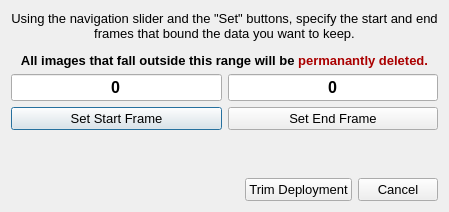
noaa-afsc-mace/CamtrawlBrowser, file ui/trimDeploymentDlg.ui: the form before one commit.
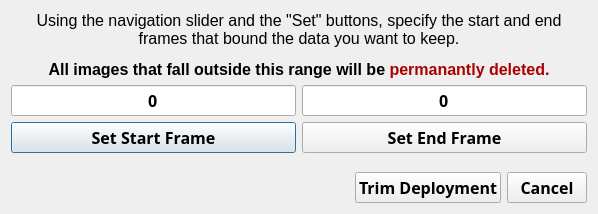
The form after the commit.

Commit message: Added video export and changed image export to merged image

Patch:
```diff
--- a/ui/trimDeploymentDlg.ui
+++ b/ui/trimDeploymentDlg.ui
@@ -6,8 +6,8 @@
    <rect>
     <x>0</x>
     <y>0</y>
-    <width>447</width>
-    <height>212</height>
+    <width>598</width>
+    <height>214</height>
    </rect>
   </property>
   <property name="font">
@@ -22,7 +22,7 @@
    <item>
     <widget class="QLabel" name="label">
      <property name="text">
-      <string>&lt;html&gt;&lt;head/&gt;&lt;body&gt;&lt;p align=&quot;center&quot;&gt;Using the navigation slider and the &amp;quot;Set&amp;quot; buttons, specify the start and end&lt;br/&gt; frames that bound the data you want to keep.&lt;/p&gt;&lt;p align=&quot;center&quot;&gt;&lt;span style=&quot; font-weight:600; color:#000000;&quot;&gt;All images that fall outside this range will be&lt;/span&gt;&lt;span style=&quot; font-weight:600; color:#aa0000;&quot;&gt; permanantly deleted.&lt;/span&gt;&lt;/p&gt;&lt;/body&gt;&lt;/html&gt;</string>
+      <string>&lt;html&gt;&lt;head/&gt;&lt;body&gt;&lt;p align=&quot;center&quot;&gt;&lt;span style=&quot; font-size:12pt;&quot;&gt;Using the navigation slider and the &amp;quot;Set&amp;quot; buttons, specify the start and end&lt;br/&gt;frames that bound the data you want to keep.&lt;/span&gt;&lt;/p&gt;&lt;p align=&quot;center&quot;&gt;&lt;span style=&quot; font-size:12pt; font-weight:600; color:#000000;&quot;&gt;All images that fall outside this range will be&lt;/span&gt;&lt;span style=&quot; font-size:12pt; font-weight:600; color:#aa0000;&quot;&gt; permanantly deleted.&lt;/span&gt;&lt;/p&gt;&lt;/body&gt;&lt;/html&gt;</string>
      </property>
     </widget>
    </item>
@@ -32,6 +32,7 @@
       <widget class="QLineEdit" name="leStart">
        <property name="font">
         <font>
+         <family>Arial Black</family>
          <pointsize>12</pointsize>
          <weight>75</weight>
          <bold>true</bold>
@@ -50,6 +51,14 @@
      </item>
      <item row="1" column="0">
       <widget class="QPushButton" name="pbSetStart">
+       <property name="font">
+        <font>
+         <family>Arial Black</family>
+         <pointsize>12</pointsize>
+         <weight>75</weight>
+         <bold>true</bold>
+        </font>
+       </property>
        <property name="text">
         <string>Set Start Frame</string>
        </property>
@@ -59,6 +68,7 @@
       <widget class="QLineEdit" name="leEnd">
        <property name="font">
         <font>
+         <family>Arial Black</family>
          <pointsize>12</pointsize>
          <weight>75</weight>
          <bold>true</bold>
@@ -77,6 +87,14 @@
      </item>
      <item row="1" column="1">
       <widget class="QPushButton" name="pbSetEnd">
+       <property name="font">
+        <font>
+         <family>Arial Black</family>
+         <pointsize>12</pointsize>
+         <weight>75</weight>
+         <bold>true</bold>
+        </font>
+       </property>
        <property name="text">
         <string>Set End Frame</string>
        </property>
@@ -114,6 +132,14 @@
      </item>
      <item>
       <widget class="QPushButton" name="pbTrim">
+       <property name="font">
+        <font>
+         <family>Arial Black</family>
+         <pointsize>12</pointsize>
+         <weight>75</weight>
+         <bold>true</bold>
+        </font>
+       </property>
        <property name="text">
         <string>Trim Deployment</string>
        </property>
@@ -121,6 +147,14 @@
      </item>
      <item>
       <widget class="QPushButton" name="pbCancel">
+       <property name="font">
+        <font>
+         <family>Arial Black</family>
+         <pointsize>12</pointsize>
+         <weight>75</weight>
+         <bold>true</bold>
+        </font>
+       </property>
        <property name="text">
         <string>Cancel</string>
        </property>
```
The commit also changes 35 other files.
